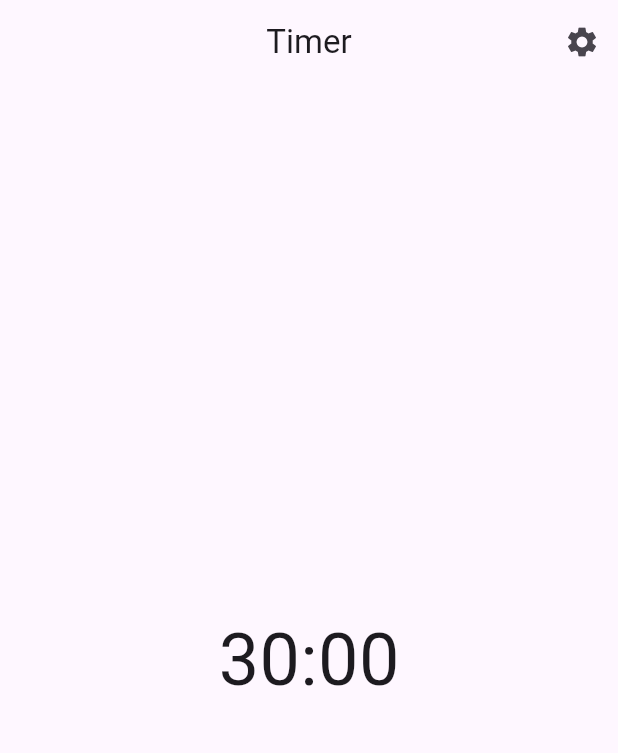
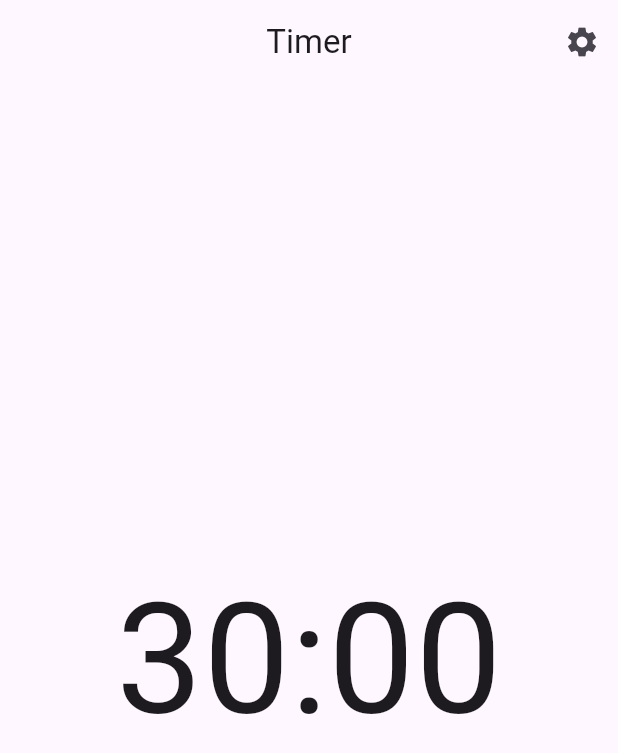
Before and after one commit to mzrokz/spine-reset, a Flutter app: the screen it shows after launch, on a phone screen of 412 x 824 dp. Shown: the top 753 px of the screen. Run offline on Flutter 3.47's test engine with Material 3 defaults, Android fonts, the phone set to English and light mode, and no system bars; our stand-ins replace shared_preferences.

Commit message:
fix: issues with timer not picking up saved value and ui

```diff
--- a/lib/pages/timer_page.dart
+++ b/lib/pages/timer_page.dart
@@ -1,7 +1,6 @@
 import 'package:flutter/material.dart';
 import 'dart:async';
 import 'package:shared_preferences/shared_preferences.dart';
-import 'package:flutter/widgets.dart';
 
 class TimerPage extends StatefulWidget {
   const TimerPage({super.key});
@@ -11,8 +10,8 @@ class TimerPage extends StatefulWidget {
 }
 
 class _TimerPageState extends State<TimerPage> with WidgetsBindingObserver {
-  Duration defaultDuration = const Duration(minutes: 30);
-  Duration remainingTime = const Duration(minutes: 30);
+  static Duration defaultDuration = const Duration(minutes: 30);
+  Duration remainingTime = defaultDuration;
 
   @override
   void initState() {
@@ -91,7 +90,8 @@ class _TimerPageState extends State<TimerPage> with WidgetsBindingObserver {
     });
   }
 
-  void resetTimer() {
+  void resetTimer() async {
+    await _loadSavedDuration();
     setState(() {
       timer?.cancel();
       remainingTime = defaultDuration;
@@ -118,16 +118,17 @@ class _TimerPageState extends State<TimerPage> with WidgetsBindingObserver {
             icon: const Icon(Icons.settings),
             onPressed: () async {
               await Navigator.pushNamed(context, '/settings');
-              _loadSavedDuration();
+              if (!isRunning &&
+                  remainingTime.inSeconds == defaultDuration.inSeconds) {
+                _loadSavedDuration();
+              }
             },
           ),
         ],
       ),
       body: GestureDetector(
         onTap: () {
-          if (isRunning) {
-            stopTimer();
-          } else {
+          if (!isRunning || isPaused) {
             startTimer();
           }
         },
@@ -137,7 +138,8 @@ class _TimerPageState extends State<TimerPage> with WidgetsBindingObserver {
             children: [
               Text(
                 formatTime(remainingTime),
-                style: const TextStyle(fontSize: 48),
+                style: TextStyle(
+                    fontSize: MediaQuery.of(context).size.width * 0.25),
               ),
               if (isRunning || isPaused)
                 Row(
```
